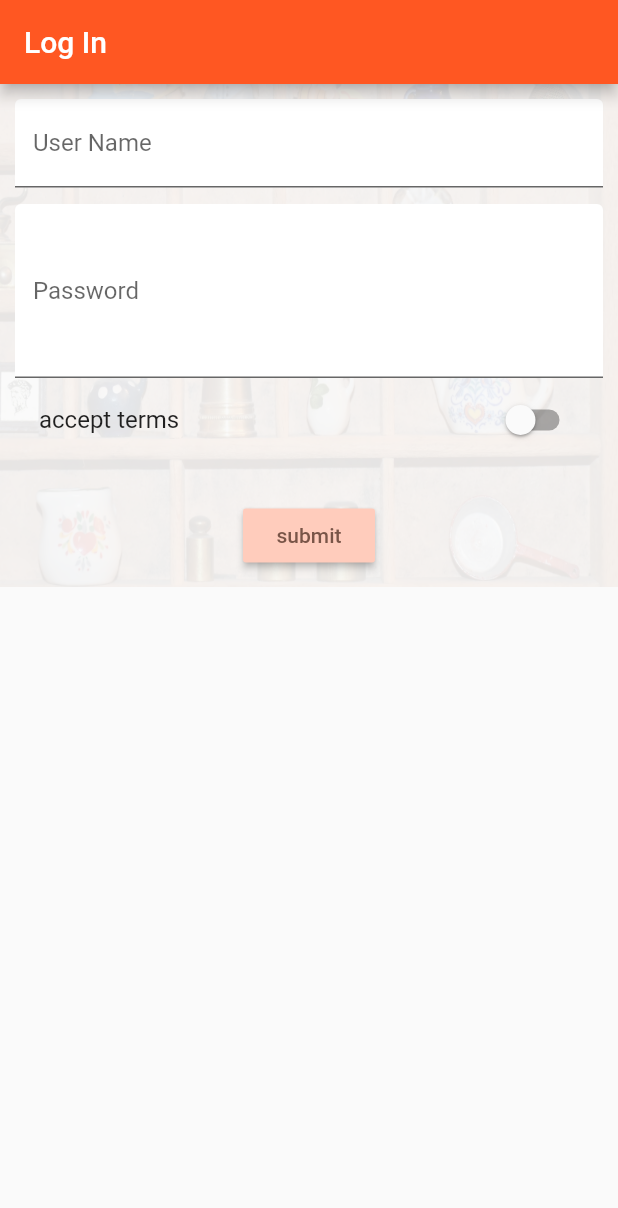
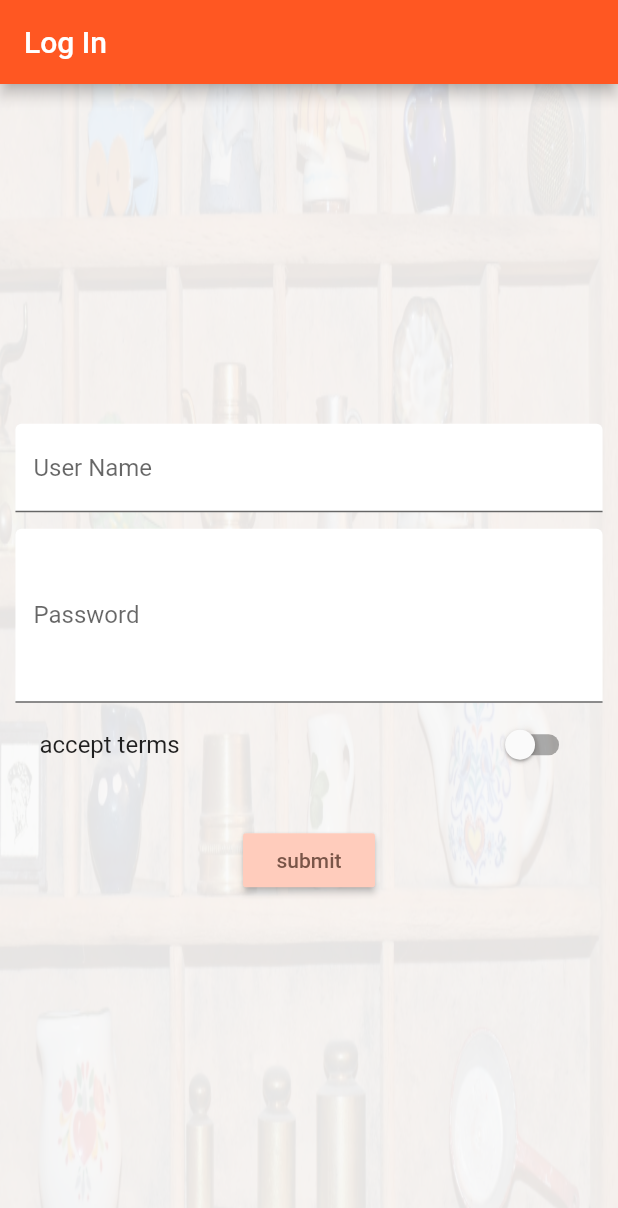
Before and after one commit to ofu997/flutter1, a Flutter app: the screen it shows after launch, on a phone screen of 412 x 824 dp. Shown: the top 1208 px of the screen. Run offline on Flutter 3.47's test engine with Material 2 defaults, Android fonts, the light colour scheme and no system bars.

Commit message:
Media queries, portrait vs landscape

```diff
--- a/lib/main.dart
+++ b/lib/main.dart
@@ -8,11 +8,11 @@ import 'package:second_app/pages/products.dart';
 import 'package:second_app/pages/product.dart';
 import 'package:second_app/pages/auth.dart';
 // import './pages/product.dart';
-import 'package:flutter/rendering.dart';
+import 'package:flutter/rendering.dart';//to show layout lines for paintSizeEnabled
 
 //renders, mounts widgets. we need to attach widgets (building blocks, UI components)
 void main() {
-   debugPaintSizeEnabled=true;
+  //debugPaintSizeEnabled=true;
   runApp(MyApp());
 }
 
@@ -120,3 +120,7 @@ debugPaintPointersEnabled = true; shows tap listeners
 print() variables to see what they are
 in MaterialApp, add debugShowMaterialGrid: true, to show positioning/centering and distances
 */
+
+/*Tip: if emulator won't start, go to AVD Manager, select Show On Disk, and delete cached images
+Source: https://stackoverflow.com/questions/15565028/android-emulator-wont-boot-up*/
+/*$flutter doctor --android-licenses */
--- a/lib/pages/auth.dart
+++ b/lib/pages/auth.dart
@@ -75,6 +75,8 @@ void _submitForm(){
 
   @override
   Widget build(BuildContext context) {
+    final double deviceWidth = MediaQuery.of(context).size.width;
+    final double targetWidth = deviceWidth > 550.0 ? 500.0 : deviceWidth *0.95;
     return Scaffold(
         appBar: AppBar(
           title: Text('Log In'),
@@ -84,7 +86,10 @@ void _submitForm(){
             image: _buildBackgroundImage(),
           ),
           padding: EdgeInsets.all(10.0),
+          child: Center(
             child: SingleChildScrollView(
+              child: Container(
+                width: targetWidth,
                 child: Column(
                   children: <Widget>[
                     _buildEmailTextfield(),
@@ -93,7 +98,6 @@ void _submitForm(){
                     ),
                     _buildPassword(),
                     _buildSwitch(),
-
                     SizedBox(
                       height: 25.0,
                     ),
@@ -104,6 +108,8 @@ void _submitForm(){
                       onPressed: _submitForm,
                     )
                   ],
+                ),
+              )
             )
           ),
         )
--- a/lib/widgets/products/product_card.dart
+++ b/lib/widgets/products/product_card.dart
@@ -43,7 +43,7 @@ class ProductCard extends StatelessWidget{
                   '/product/' + productIndex.toString(),
                 )),
       ]
-    )
+    );
   }
 
   @override
@@ -57,6 +57,6 @@ class ProductCard extends StatelessWidget{
       _buildIcons(context)
     ]
   )
-);;
+);
     }
 }
```
Lines whose indentation alone changed are shown as unchanged.
